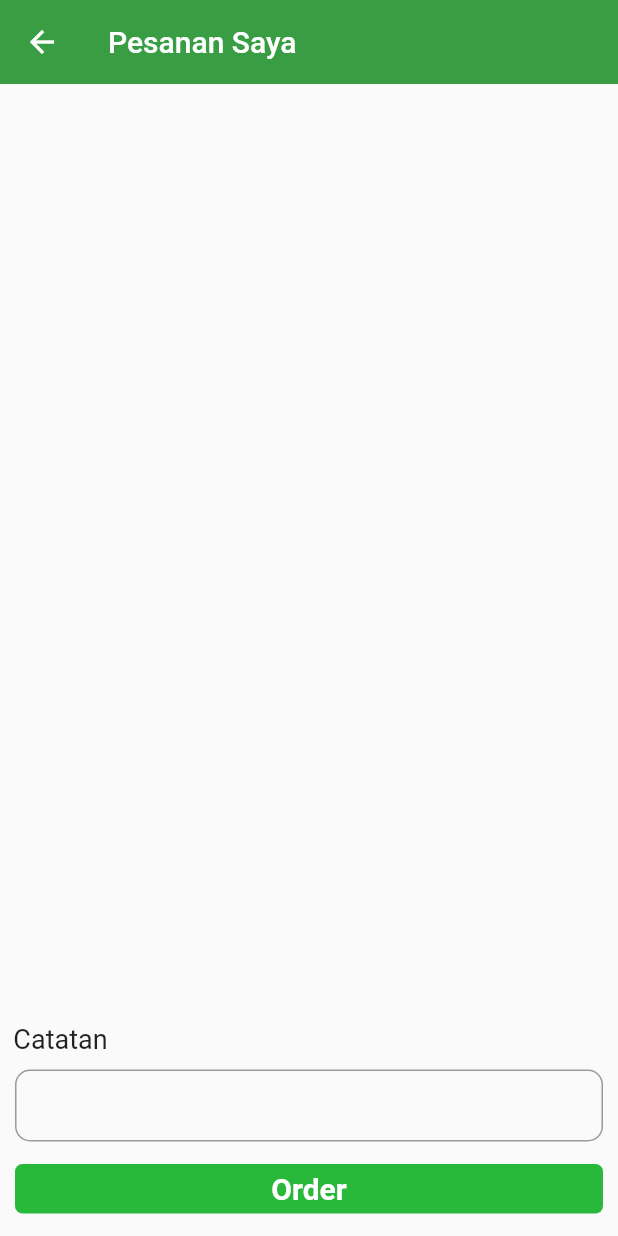
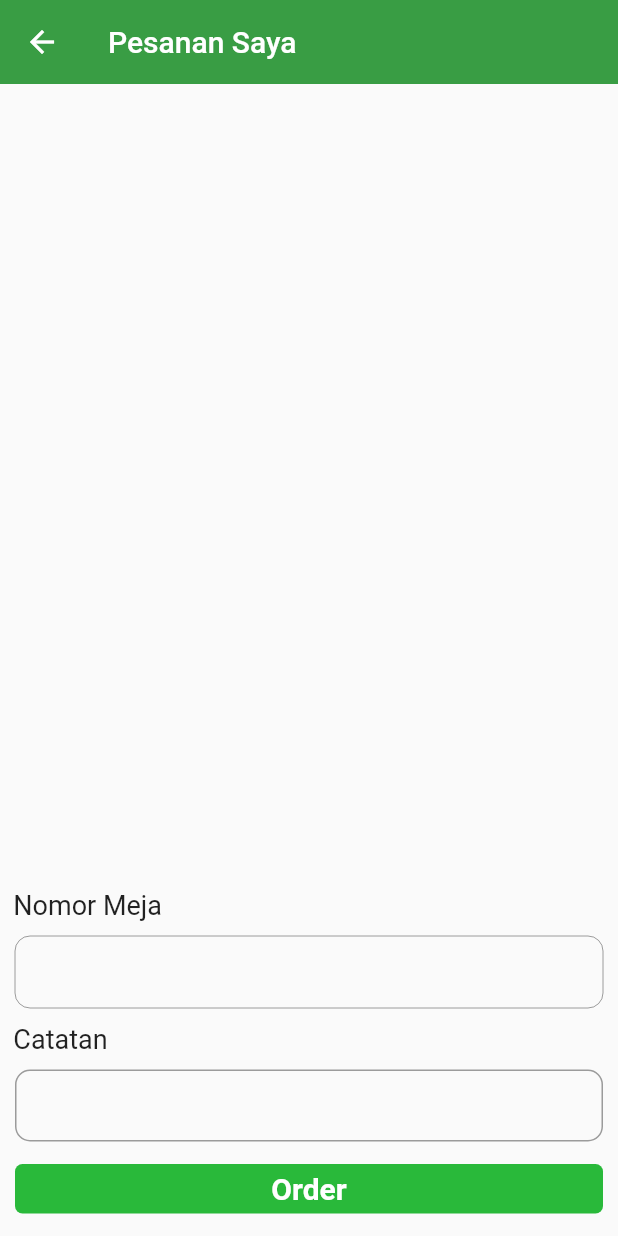
Before and after one commit to FadillaRizky/customer_app, a Flutter app: the DetailCart screen opened by its route, on a phone screen of 412 x 824 dp. Run offline on Flutter 3.47's test engine with Material 2 defaults, Android fonts, the phone set to English and light mode, and no system bars; our stand-ins replace firebase_core, firebase_database, flutter_easyloading, google_fonts, shared_preferences, sqflite; missing offline and left inert: firebase_ui_database, qr_code_scanner; accounts and stored records are empty.

Commit message:
add nomor meja

```diff
--- a/lib/detail_cart.dart
+++ b/lib/detail_cart.dart
@@ -1,4 +1,5 @@
 import 'package:customer_app/firebase_database.dart';
+import 'package:customer_app/shared_pref.dart';
 import 'package:customer_app/utils/constants.dart';
 import 'package:flutter/material.dart';
 import 'package:intl/intl.dart' show toBeginningOfSentenceCase;
@@ -19,9 +20,18 @@ class _DetailCartState extends State<DetailCart> {
   final intlFormat = intl.NumberFormat("#,##0");
   DatabaseInstance? databaseInstance;
 
+
+  String? noMeja;
+
   Future initDatabase() async {
     await databaseInstance!.database();
     setState(() {});
+  }
+
+  initSpklist() async {
+    await LoginPref.getPref().then((value) {
+      noMeja = value.noMeja;
+    });
   }
 
   @override
@@ -66,6 +76,24 @@ class _DetailCartState extends State<DetailCart> {
             ),
             SizedBox(
               height: 20,
+            ),
+            Text(
+              "  Nomor Meja",
+              style: Constants.subtitle,
+            ),
+            Container(
+              margin: EdgeInsets.symmetric(horizontal: 10, vertical: 10),
+              width: double.infinity,
+              child: TextFormField(
+                minLines: 1,
+                initialValue: noMeja,
+                enabled: false,
+                decoration: InputDecoration(
+                    contentPadding: EdgeInsets.all(8),
+                    border: OutlineInputBorder(
+                      borderRadius: BorderRadius.circular(10),
+                    )),
+              ),
             ),
             Text(
               "  Catatan",
```
